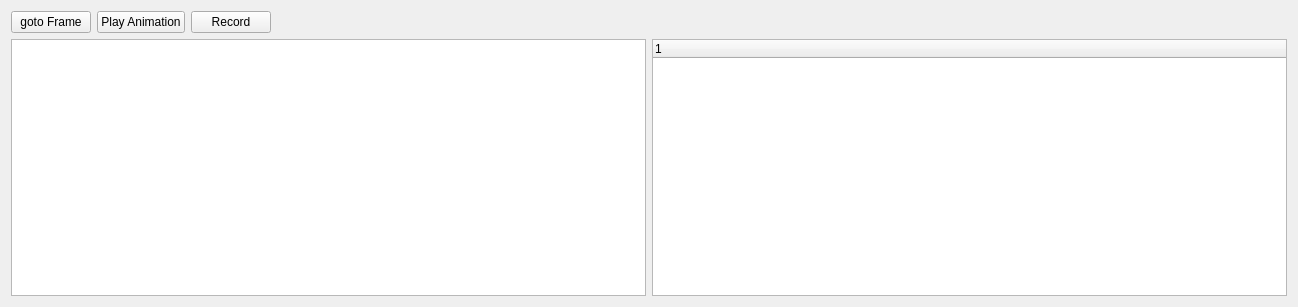
Old version of the form bitbots_recordui_rqt/resource/RecordUI.ui in the repository bit-bots/bitbots_main.
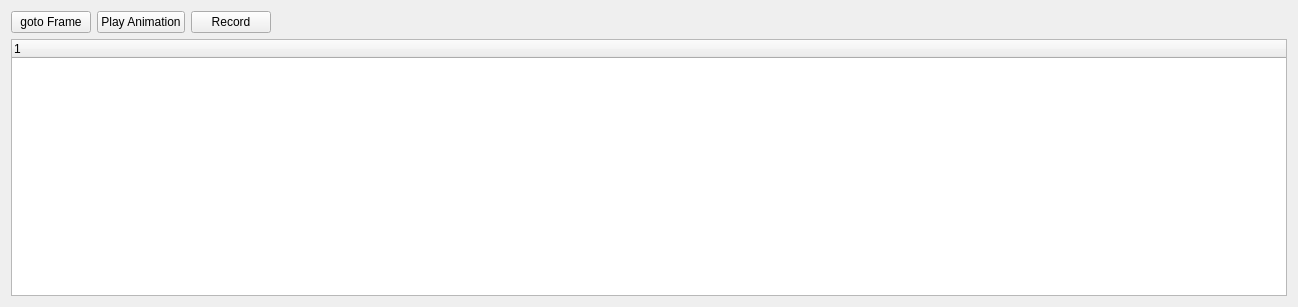
New version of the form.

Commit message: record ui from joint_states

What changed in the file:
```diff
--- a/bitbots_recordui_rqt/resource/RecordUI.ui
+++ b/bitbots_recordui_rqt/resource/RecordUI.ui
@@ -58,11 +58,7 @@
    <item>
     <layout class="QHBoxLayout" name="horizontalLayout_2" stretch="0,0,0">
      <item>
-      <layout class="QGridLayout" name="gridLayout">
-       <item row="0" column="0">
-        <widget class="QListView" name="listView"/>
-       </item>
-      </layout>
+      <layout class="QGridLayout" name="gridLayout"/>
      </item>
      <item>
       <layout class="QGridLayout" name="gridLayout_2"/>
```
The commit also changes 1 other file.
